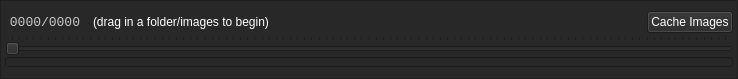
This is src/views/imageSlider.ui in moonbot/storyTime as Qt 5 draws it before an edit. The edited form follows.
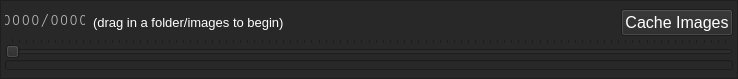
This is the edited form.

```diff
--- a/src/views/imageSlider.ui
+++ b/src/views/imageSlider.ui
@@ -70,8 +70,8 @@
             </property>
             <property name="font">
              <font>
-              <family>Lucida Console</family>
-              <pointsize>10</pointsize>
+              <family>Courier</family>
+              <pointsize>12</pointsize>
              </font>
             </property>
             <property name="styleSheet">
@@ -89,7 +89,8 @@
            <widget class="QLabel" name="ImagePath">
             <property name="font">
              <font>
-              <pointsize>9</pointsize>
+              <family>Tahoma</family>
+              <pointsize>10</pointsize>
              </font>
             </property>
             <property name="text">
@@ -112,6 +113,12 @@
           </item>
           <item>
            <widget class="QPushButton" name="CacheImagesBtn">
+            <property name="font">
+             <font>
+              <family>Tahoma</family>
+              <pointsize>12</pointsize>
+             </font>
+            </property>
             <property name="text">
              <string>Cache Images</string>
             </property>
```
